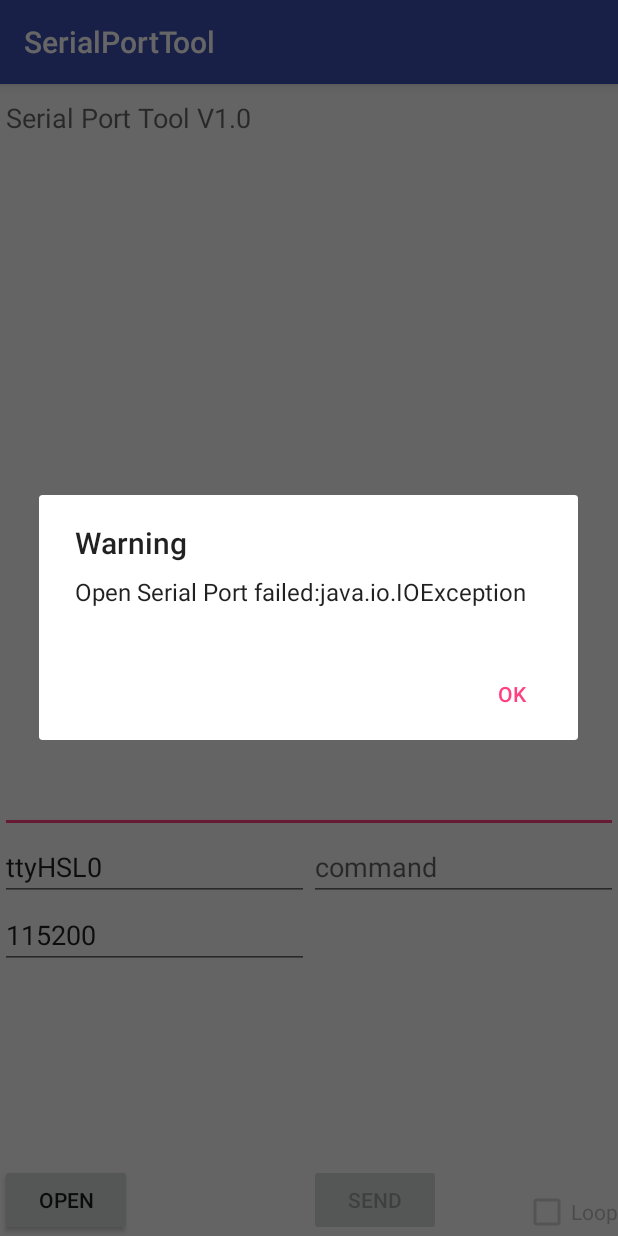
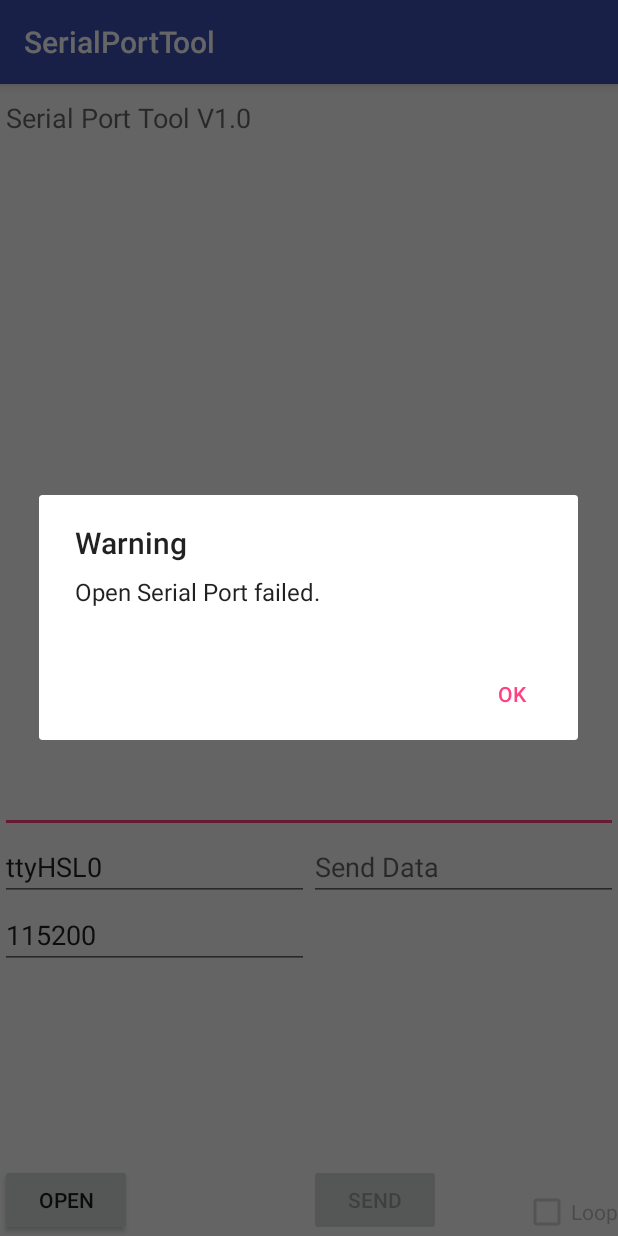
Before and after one commit to Swordliu0610/SerialPortTool, an Android app: the screen it shows after launch (MainActivity), after a tap on "OPEN", on a phone screen of 412 x 824 dp. Run offline under Robolectric (Android 15) with nearby library versions, the phone set to English and light mode, and no system bars; 2 statements that could not run were skipped.

Commit message:
Support chinese language.

```diff
--- a/app/src/main/java/com/unistrong/system/serialporttool/MainActivity.java
+++ b/app/src/main/java/com/unistrong/system/serialporttool/MainActivity.java
@@ -48,9 +48,7 @@ public class MainActivity extends AppCompatActivity {
         super.onCreate(savedInstanceState);
         setContentView(R.layout.activity_main); // load layout xml file.
 
-        if (!DrawMainUI()) {
-            return;
-        }
+        DrawMainUI();
     }
 
     private boolean DrawMainUI() {
@@ -100,22 +98,22 @@ public class MainActivity extends AppCompatActivity {
 
             // Get Serial Port name.
             mSerialPort = gSerialPortBox.getText().toString();
-            if (mSerialPort == null || "".equals(mSerialPort)) {
+            if ("".equals(mSerialPort)) {
                 new AlertDialog.Builder(this)
-                        .setTitle("Warning")
-                        .setMessage("Serial Port name is empty.")
-                        .setPositiveButton("OK", null)
+                        .setTitle(R.string.title_of_waring_1)
+                        .setMessage(R.string.message_of_waring_1)
+                        .setPositiveButton(R.string.ok_of_waring, null)
                         .show();
                 return false;
             }
 
             // Get Serial Port baud rate.
             mBaudRateStr = gBaudRateBox.getText().toString();
-            if (mBaudRateStr == null || "".equals(mBaudRateStr)) {
+            if ("".equals(mBaudRateStr)) {
                 new AlertDialog.Builder(this)
-                        .setTitle("Warning")
-                        .setMessage("Baud rate is empty.")
-                        .setPositiveButton("OK", null)
+                        .setTitle(R.string.title_of_waring_2)
+                        .setMessage(R.string.message_of_waring_2)
+                        .setPositiveButton(R.string.ok_of_waring, null)
                         .show();
                 return false;
             }
@@ -130,9 +128,9 @@ public class MainActivity extends AppCompatActivity {
             } catch (IOException e) {
                 Log.d(TAG, "Open Serial Port failed: " + e.toString());
                 new AlertDialog.Builder(this)
-                        .setTitle("Warning")
-                        .setMessage("Open Serial Port failed:" + e.toString())
-                        .setPositiveButton("OK", null)
+                        .setTitle(R.string.title_of_waring_3)
+                        .setMessage(R.string.message_of_waring_3)
+                        .setPositiveButton(R.string.ok_of_waring, null)
                         .show();
                 return false;
             }
@@ -143,7 +141,7 @@ public class MainActivity extends AppCompatActivity {
             gInputStream  = gSerialPort.getInputStream();
             gOutputStream = gSerialPort.getOutputStream();
             gOpenFlag = true;
-            gOpenButton.setText("Close");
+            gOpenButton.setText(R.string.text_of_close_button);
 
             // Enable send button and loop checkbox
             gSendButton.setEnabled(true);
@@ -162,7 +160,7 @@ public class MainActivity extends AppCompatActivity {
                 gSerialPort.close();
                 gSerialPort = null;
                 gOpenFlag = false;
-                gOpenButton.setText("Open");
+                gOpenButton.setText(R.string.text_of_open_button);
             }
 
             if (gReadingThread != null) {
@@ -182,7 +180,7 @@ public class MainActivity extends AppCompatActivity {
             return false;
         }
         gSendData = gInputBox.getText().toString();
-        if (gSendData == null || "".equals(gSendData)) {
+        if ("".equals(gSendData)) {
             return false;
         }
 
@@ -192,7 +190,7 @@ public class MainActivity extends AppCompatActivity {
                 gSendingThread.start();
 
                 gStopFlag = true;
-                gSendButton.setText("Stop");
+                gSendButton.setText(R.string.text_of_stop_button);
                 gLoopBox.setEnabled(false); // Disable loop checkbox during send data.
             }
             else
@@ -201,7 +199,7 @@ public class MainActivity extends AppCompatActivity {
                     gSendingThread.interrupt();
                 }
                 gStopFlag = false;
-                gSendButton.setText("Send");
+                gSendButton.setText(R.string.text_of_send_button);
                 gLoopBox.setEnabled(true);
             }
         }
@@ -251,7 +249,7 @@ public class MainActivity extends AppCompatActivity {
                     if (gOutputStream != null) {
                         gOutputStream.write(mBuffer);
                         try {
-                            gSendingThread.sleep(500);
+                            Thread.sleep(500);
                         } catch (InterruptedException ie) {
                             ie.printStackTrace();
                             return;
--- a/app/src/main/res/layout/activity_main.xml
+++ b/app/src/main/res/layout/activity_main.xml
@@ -12,9 +12,10 @@
         android:layout_width="match_parent"
         android:layout_height="0dp"
         android:gravity="top|start"
-        android:hint="@string/serial_port_tool_v1_0"
+        android:hint="@string/hint_text_of_output_box"
         android:scrollHorizontally="false"
         android:singleLine="false"
+        android:inputType="textUri"
         app:layout_constraintBottom_toTopOf="@+id/guideline"
         app:layout_constraintTop_toTopOf="parent" />
 
@@ -22,7 +23,7 @@
         android:id="@+id/OpenButton"
         android:layout_width="wrap_content"
         android:layout_height="wrap_content"
-        android:text="@string/open"
+        android:text="@string/text_of_open_button"
         app:layout_constraintBottom_toBottomOf="parent"
         app:layout_constraintStart_toStartOf="parent" />
 
@@ -30,7 +31,7 @@
         android:id="@+id/SerialPort"
         android:layout_width="0dp"
         android:layout_height="wrap_content"
-        android:hint="Serial Port"
+        android:hint="@string/hint_text_of_serial_port_box"
         android:text="ttyHSL0"
         android:inputType="textUri"
         android:singleLine="true"
@@ -42,7 +43,7 @@
         android:id="@+id/BaudRate"
         android:layout_width="0dp"
         android:layout_height="wrap_content"
-        android:hint="Baud Rate"
+        android:hint="@string/hint_text_of_baud_rate_box"
         android:text="115200"
         android:inputType="number"
         android:singleLine="true"
@@ -68,7 +69,7 @@
         android:id="@+id/InputBox"
         android:layout_width="0dp"
         android:layout_height="wrap_content"
-        android:hint="command"
+        android:hint="@string/hint_text_of_input_box"
         android:singleLine="true"
         android:inputType="textUri"
         app:layout_constraintEnd_toEndOf="parent"
@@ -79,7 +80,7 @@
         android:id="@+id/SendButton"
         android:layout_width="wrap_content"
         android:layout_height="wrap_content"
-        android:text="Send"
+        android:text="@string/text_of_send_button"
         app:layout_constraintBottom_toBottomOf="parent"
         app:layout_constraintStart_toStartOf="@+id/guideline2" />
 
@@ -87,7 +88,7 @@
         android:id="@+id/LoopBox"
         android:layout_width="wrap_content"
         android:layout_height="wrap_content"
-        android:text="Loop"
+        android:text="@string/text_of_loop_checkbox"
         app:layout_constraintBottom_toBottomOf="parent"
         app:layout_constraintEnd_toEndOf="parent" />
 </android.support.constraint.ConstraintLayout>
--- a/app/src/main/res/values/strings.xml
+++ b/app/src/main/res/values/strings.xml
@@ -1,5 +1,19 @@
 <resources>
     <string name="app_name">SerialPortTool</string>
-    <string name="open">Open</string>
-    <string name="serial_port_tool_v1_0">Serial Port Tool V1.0</string>
+    <string name="text_of_open_button">Open</string>
+    <string name="hint_text_of_output_box">Serial Port Tool V1.0</string>
+    <string name="text_of_send_button">Send</string>
+    <string name="text_of_loop_checkbox">Loop</string>
+    <string name="text_of_close_button">Close</string>
+    <string name="text_of_stop_button">Stop</string>
+    <string name="hint_text_of_serial_port_box">Serial Port</string>
+    <string name="hint_text_of_baud_rate_box">Baud Rate</string>
+    <string name="hint_text_of_input_box">Send Data</string>
+    <string name="title_of_waring_1">Warning</string>
+    <string name="message_of_waring_1">Serial Port name is empty.</string>
+    <string name="title_of_waring_2">Warning</string>
+    <string name="message_of_waring_2">Baud rate is empty.</string>
+    <string name="title_of_waring_3">Warning</string>
+    <string name="message_of_waring_3">Open Serial Port failed.</string>
+    <string name="ok_of_waring">OK</string>
 </resources>
```
Also changed, not shown: 1 other file.
